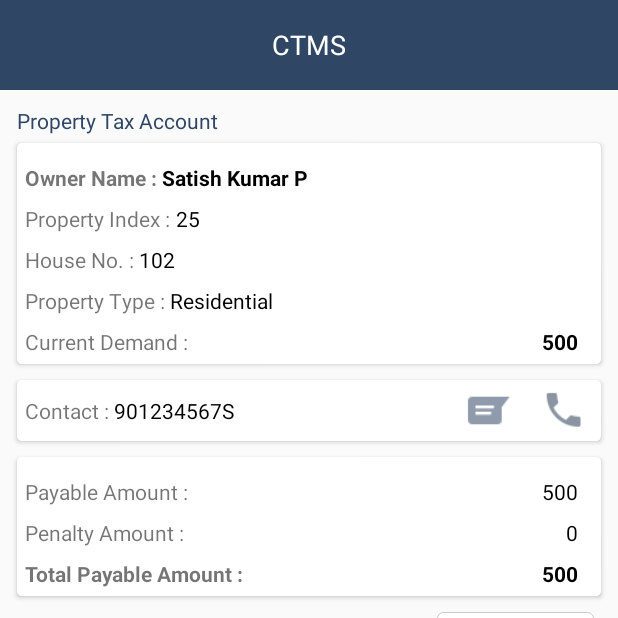
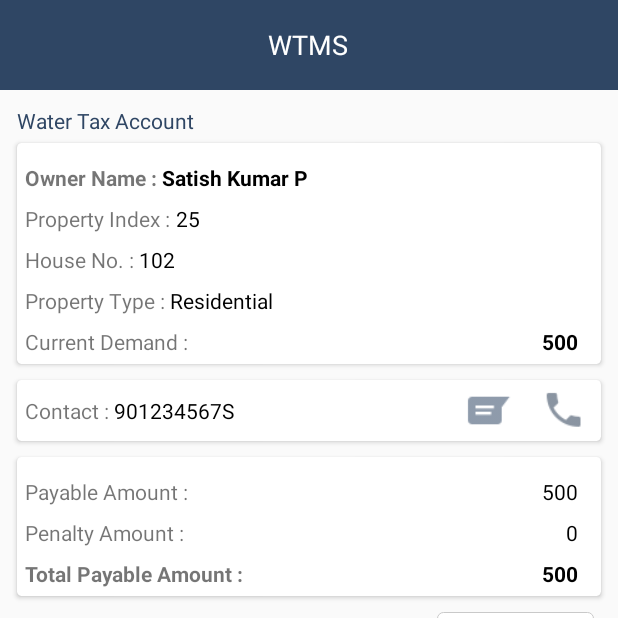
Before and after one commit to NareshGKadam/TMS_Nagraj, an Android app: the TaxDetails screen opened directly, with no data from a screen before it, on a phone screen of 412 x 824 dp, the top half of it. Run offline under Robolectric (Android 15) with nearby library versions, the phone set to English and light mode, and no system bars; our stand-ins replace Volley; Roboto replaces fonts that are not available here.

Commit message:
name change

```diff
--- a/MyGISApplication/app/src/main/res/layout/activity_tax_details.xml
+++ b/MyGISApplication/app/src/main/res/layout/activity_tax_details.xml
@@ -41,7 +41,7 @@
                 android:layout_height="wrap_content"
                 android:layout_marginLeft="5dp"
                 android:layout_marginTop="5dp"
-                android:text="Property Tax Account"
+                android:text="Water Tax Account"
                 android:textColor="?attr/colorPrimary" />
 
             <android.support.v7.widget.CardView
--- a/MyGISApplication/app/src/main/res/values/strings.xml
+++ b/MyGISApplication/app/src/main/res/values/strings.xml
@@ -1,5 +1,5 @@
 <resources>
-    <string name="app_name">CTMS</string>
+    <string name="app_name">WTMS</string> <!--WTMS-->
     <string name="Rs">\u20B9</string>
     <string name="filters">Filters</string>
     <string name="from">From</string>
```
